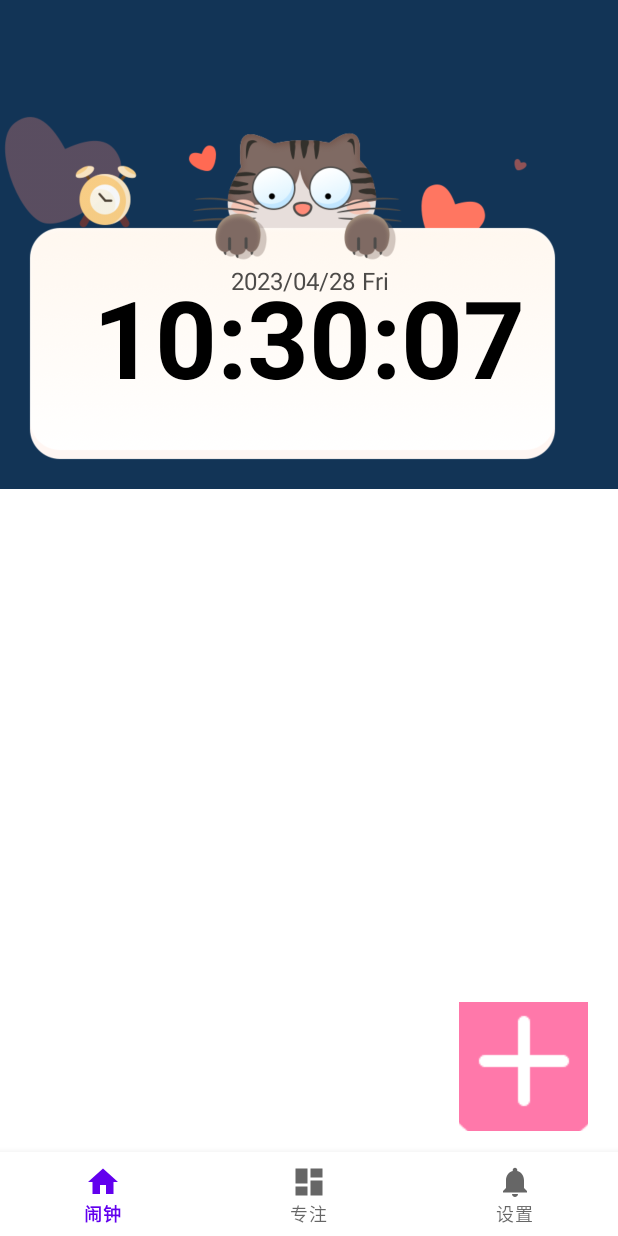
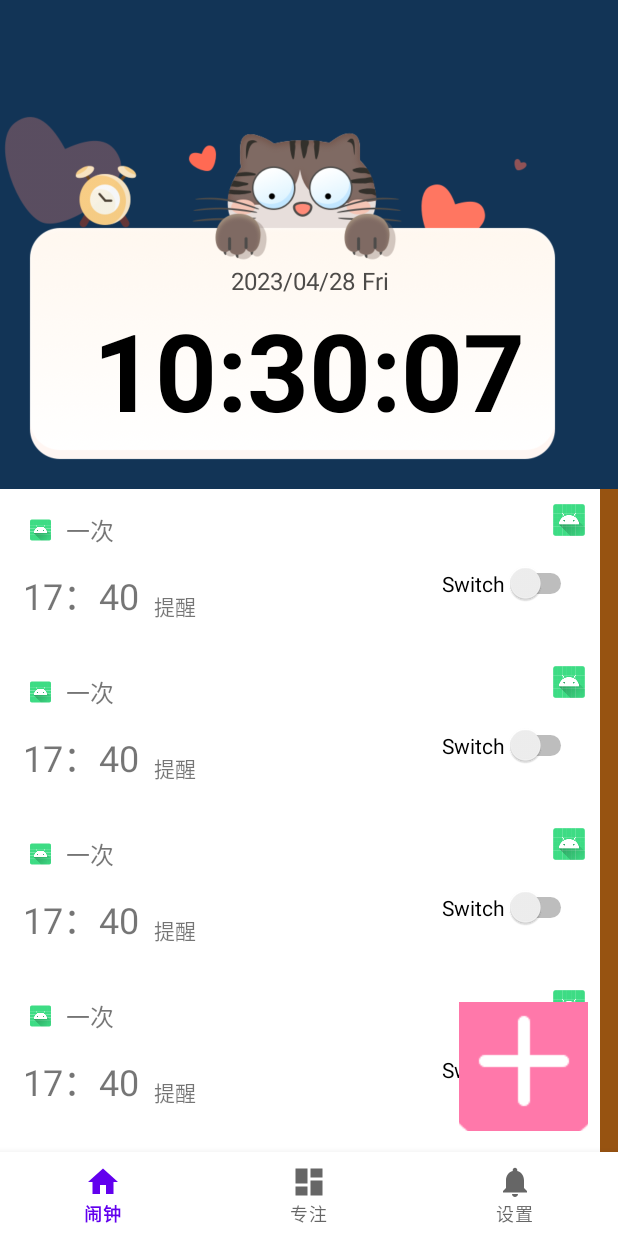
Before and after one commit to jasonguo0606/catAlarm, an Android app: the screen it shows after launch (MainActivity), on a phone screen of 412 x 824 dp. Run offline under Robolectric (Android 15) with nearby library versions, the phone set to English and light mode, and no system bars; our stand-ins replace navigation-ui.

Commit message:
更新首页样式

```diff
--- a/app/src/main/java/com/jason/catalarm/MainActivity.kt
+++ b/app/src/main/java/com/jason/catalarm/MainActivity.kt
@@ -1,6 +1,8 @@
 package com.jason.catalarm
 
+import android.graphics.Color
 import android.os.Bundle
+import android.view.View
 import android.view.Window
 import com.google.android.material.bottomnavigation.BottomNavigationView
 import androidx.appcompat.app.AppCompatActivity
@@ -17,6 +19,7 @@ class MainActivity : AppCompatActivity() {
     override fun onCreate(savedInstanceState: Bundle?) {
         super.onCreate(savedInstanceState)
 
+        window.statusBarColor = resources.getColor(R.color.home_header_bg)
         binding = ActivityMainBinding.inflate(layoutInflater)
         setContentView(binding.root)
 
--- /dev/null
+++ b/app/src/main/java/com/jason/catalarm/ui/ClockAdapter.kt
@@ -0,0 +1,26 @@
+package com.jason.catalarm.ui
+
+import android.view.ViewGroup
+import androidx.recyclerview.widget.RecyclerView
+
+class ClockAdapter : RecyclerView.Adapter<ClockAdapter.ClockViewHoler>() {
+
+    class ClockViewHoler(itemView : ClockItemView) : RecyclerView.ViewHolder(itemView) {
+        var flag = itemView.clockFlag
+        var time = itemView.clockTime
+    }
+
+    override fun onCreateViewHolder(parent: ViewGroup, viewType: Int): ClockViewHoler {
+        val itemView = ClockItemView(parent.context)
+        return ClockViewHoler(itemView)
+    }
+
+    override fun getItemCount(): Int {
+        return 5
+    }
+
+    override fun onBindViewHolder(holder: ClockViewHoler, position: Int) {
+        holder.flag.text = "一次"
+        holder.time.text = "17：40"
+    }
+}
--- /dev/null
+++ b/app/src/main/java/com/jason/catalarm/ui/ClockItemView.kt
@@ -0,0 +1,58 @@
+package com.jason.catalarm.ui
+
+import android.content.Context
+import android.graphics.Canvas
+import android.graphics.Color
+import android.graphics.Paint
+import android.graphics.drawable.Drawable
+import android.text.TextPaint
+import android.util.AttributeSet
+import android.view.LayoutInflater
+import android.view.View
+import android.widget.TextView
+import androidx.constraintlayout.widget.ConstraintLayout
+import com.jason.catalarm.R
+
+/**
+ * TODO: document your custom view class.
+ */
+class ClockItemView : ConstraintLayout {
+
+    private var mContext : Context? = null
+
+    public lateinit var clockFlag : TextView
+    public lateinit var clockTime : TextView
+
+    constructor(context: Context) : super(context) {
+        mContext = context
+        init(null, 0)
+    }
+
+    constructor(context: Context, attrs: AttributeSet) : super(context, attrs) {
+        mContext = context
+        init(attrs, 0)
+    }
+
+    constructor(context: Context, attrs: AttributeSet, defStyle: Int) : super(
+        context,
+        attrs,
+        defStyle
+    ) {
+        mContext = context
+        init(attrs, defStyle)
+    }
+
+    private fun init(attrs: AttributeSet?, defStyle: Int) {
+        // Load attributes
+        val a = context.obtainStyledAttributes(
+            attrs, R.styleable.ClockItemView, defStyle, 0
+        )
+        val inflater = inflate(mContext,R.layout.clock_item_view,this)
+        clockFlag = inflater.findViewById(R.id.tv_clock_flag)
+        clockTime = inflater.findViewById(R.id.tv_clock_time)
+
+        a.recycle()
+    }
+
+
+}
--- /dev/null
+++ b/app/src/main/java/com/jason/catalarm/ui/MyClock.kt
@@ -0,0 +1,4 @@
+package com.jason.catalarm.ui
+
+class MyClock {
+}
--- a/app/src/main/java/com/jason/catalarm/ui/SettingItem.kt
+++ b/app/src/main/java/com/jason/catalarm/ui/SettingItemView.kt
@@ -1,19 +1,16 @@
 package com.jason.catalarm.ui
 
 import android.content.Context
-import android.graphics.Color
 import android.util.AttributeSet
 import android.view.LayoutInflater
 import android.view.View
 import android.widget.ImageView
 import android.widget.Switch
 import android.widget.TextView
-import android.widget.Toast
 import androidx.constraintlayout.widget.ConstraintLayout
 import com.jason.catalarm.R
-import com.jason.catalarm.databinding.SettingItemBinding
 
-class SettingItem : ConstraintLayout {
+class SettingItemView : ConstraintLayout {
 
 //    private var binding : SettingItemBinding? = null
     private var mContext : Context? = null
--- a/app/src/main/java/com/jason/catalarm/ui/home/HomeFragment.kt
+++ b/app/src/main/java/com/jason/catalarm/ui/home/HomeFragment.kt
@@ -10,7 +10,11 @@ import android.widget.ImageButton
 import android.widget.TextView
 import androidx.fragment.app.Fragment
 import androidx.lifecycle.ViewModelProvider
+import androidx.recyclerview.widget.LinearLayoutManager
+import androidx.recyclerview.widget.RecyclerView
+import androidx.recyclerview.widget.RecyclerView.LayoutManager
 import com.jason.catalarm.databinding.FragmentHomeBinding
+import com.jason.catalarm.ui.ClockAdapter
 
 class HomeFragment : Fragment() {
 
@@ -37,6 +41,16 @@ class HomeFragment : Fragment() {
 //        homeViewModel.text.observe(viewLifecycleOwner) {
 //            textView.text = it
 //        }
+
+        //初始化recyclerview
+        val recyclerview : RecyclerView = binding.rvClockList
+        val linearLayout = LinearLayoutManager(activity)
+        linearLayout.orientation = LinearLayoutManager.VERTICAL
+        recyclerview.layoutManager = linearLayout
+        val adapter = ClockAdapter()
+        recyclerview.adapter = adapter
+
+        //初始化添加闹钟按钮
         val ibAddClock: ImageButton = binding.ibAddClock
         ibAddClock.setOnClickListener {
             val intent = Intent(activity, AddClockActivity::class.java)
--- /dev/null
+++ b/app/src/main/res/layout/clock_item_view.xml
@@ -0,0 +1,72 @@
+<?xml version="1.0" encoding="utf-8"?>
+<androidx.constraintlayout.widget.ConstraintLayout xmlns:android="http://schemas.android.com/apk/res/android"
+    xmlns:app="http://schemas.android.com/apk/res-auto"
+    xmlns:tools="http://schemas.android.com/tools"
+    android:layout_width="400dp"
+    android:layout_height="wrap_content"
+    android:background="@color/white">
+
+
+    <TextView
+        android:id="@+id/tv_clock_flag"
+        android:layout_width="wrap_content"
+        android:layout_height="wrap_content"
+        android:layout_marginStart="10dp"
+        android:text="一次性"
+        android:textSize="16sp"
+        app:layout_constraintBottom_toBottomOf="@+id/iv_clock_icon"
+        app:layout_constraintStart_toEndOf="@+id/iv_clock_icon"
+        app:layout_constraintTop_toTopOf="@+id/iv_clock_icon" />
+
+    <ImageView
+        android:id="@+id/iv_clock_icon"
+        android:layout_width="14dp"
+        android:layout_height="20dp"
+        android:layout_marginStart="20dp"
+        android:layout_marginTop="17dp"
+        app:layout_constraintStart_toStartOf="parent"
+        app:layout_constraintTop_toTopOf="parent"
+        app:srcCompat="@mipmap/ic_launcher" />
+
+    <TextView
+        android:id="@+id/tv_clock_time"
+        android:layout_width="wrap_content"
+        android:layout_height="wrap_content"
+        android:layout_marginStart="15dp"
+        android:layout_marginTop="15dp"
+        android:layout_marginBottom="19dp"
+        android:textSize="24sp"
+        android:text="16:42"
+        app:layout_constraintBottom_toBottomOf="parent"
+        app:layout_constraintStart_toStartOf="parent"
+        app:layout_constraintTop_toBottomOf="@+id/iv_clock_icon" />
+
+    <TextView
+        android:id="@+id/tv_clock_remind"
+        android:layout_width="wrap_content"
+        android:layout_height="wrap_content"
+        android:layout_marginStart="10dp"
+        android:text="提醒"
+        app:layout_constraintBottom_toBottomOf="@+id/tv_clock_time"
+        app:layout_constraintStart_toEndOf="@+id/tv_clock_time"/>
+
+    <ImageView
+        android:id="@+id/iv_clock_more"
+        android:layout_width="21dp"
+        android:layout_height="21dp"
+        android:layout_marginTop="10dp"
+        android:layout_marginEnd="10dp"
+        app:layout_constraintEnd_toEndOf="parent"
+        app:layout_constraintTop_toTopOf="parent"
+        app:srcCompat="@mipmap/ic_launcher" />
+
+    <Switch
+        android:id="@+id/swb_clock"
+        android:layout_width="wrap_content"
+        android:layout_height="wrap_content"
+        android:layout_marginTop="18dp"
+        android:layout_marginEnd="15dp"
+        android:text="Switch"
+        app:layout_constraintEnd_toEndOf="parent"
+        app:layout_constraintTop_toBottomOf="@+id/iv_clock_more" />
+</androidx.constraintlayout.widget.ConstraintLayout>
--- a/app/src/main/res/layout/fragment_focus.xml
+++ b/app/src/main/res/layout/fragment_focus.xml
@@ -19,4 +19,5 @@
         app:layout_constraintEnd_toEndOf="parent"
         app:layout_constraintStart_toStartOf="parent"
         app:layout_constraintTop_toTopOf="parent" />
+
 </androidx.constraintlayout.widget.ConstraintLayout>
--- a/app/src/main/res/layout/fragment_home.xml
+++ b/app/src/main/res/layout/fragment_home.xml
@@ -1,5 +1,5 @@
 <?xml version="1.0" encoding="utf-8"?>
-<androidx.constraintlayout.widget.ConstraintLayout xmlns:android="http://schemas.android.com/apk/res/android"
+<RelativeLayout xmlns:android="http://schemas.android.com/apk/res/android"
     xmlns:app="http://schemas.android.com/apk/res-auto"
     xmlns:tools="http://schemas.android.com/tools"
     android:layout_width="match_parent"
@@ -8,14 +8,14 @@
     tools:context=".ui.home.HomeFragment">
 
     <RelativeLayout
+        android:id="@+id/rl_home_header"
         android:layout_width="match_parent"
-        android:layout_height="wrap_content"
-        tools:ignore="MissingConstraints"
-        android:background="#123456">
+        android:layout_height="326dp"
+        android:background="@color/home_header_bg">
 
         <ImageView
             android:layout_width="match_parent"
-            android:layout_height="326dp"
+            android:layout_height="wrap_content"
             android:layout_alignParentTop="true"
             android:scaleType="fitStart"
             android:src="@drawable/home_header_bg" />
@@ -37,10 +37,8 @@
             android:id="@+id/tc_time"
             android:layout_width="match_parent"
             android:layout_height="wrap_content"
-            android:layout_alignTop="@id/tc_date"
-            android:layout_alignEnd="@+id/tc_date"
+            android:layout_below="@id/tc_date"
             android:layout_gravity="center_horizontal"
-            android:layout_marginEnd="0dp"
             android:format12Hour="hh:mm:ss"
             android:format24Hour="HH:mm:ss"
             android:gravity="center"
@@ -49,14 +47,21 @@
             android:textStyle="bold"></TextClock>
     </RelativeLayout>
 
+    <androidx.recyclerview.widget.RecyclerView
+        android:id="@+id/rv_clock_list"
+        android:layout_width="match_parent"
+        android:layout_height="match_parent"
+        android:layout_below="@id/rl_home_header"
+        android:background="#975311"/>
+
     <ImageButton
         android:id="@+id/ib_add_clock"
         android:layout_width="86dp"
         android:layout_height="86dp"
-        android:layout_marginEnd="20dp"
+        android:layout_marginRight="20dp"
         android:layout_marginBottom="14dp"
         android:src="@drawable/home_add_clock"
-        app:layout_constraintBottom_toBottomOf="parent"
-        app:layout_constraintEnd_toEndOf="parent" />
+        android:layout_alignParentBottom="true"
+        android:layout_alignParentRight="true" />
 
-</androidx.constraintlayout.widget.ConstraintLayout>
+</RelativeLayout>
--- a/app/src/main/res/values/attrs_my_view.xml
+++ b/app/src/main/res/values/attrs_clock_item_view.xml
@@ -1,5 +1,5 @@
 <resources>
-    <declare-styleable name="MyView">
+    <declare-styleable name="ClockItemView">
         <attr name="exampleString" format="string" />
         <attr name="exampleDimension" format="dimension" />
         <attr name="exampleColor" format="color" />
--- a/app/src/main/res/values/colors.xml
+++ b/app/src/main/res/values/colors.xml
@@ -11,4 +11,6 @@
     <color name="light_blue_600">#FF039BE5</color>
     <color name="gray_400">#FFBDBDBD</color>
     <color name="gray_600">#FF757575</color>
+
+    <color name="home_header_bg">#123456</color>
 </resources>
```
Also changed, not shown: app/src/main/java/com/jason/catalarm/ui/MyView.kt (deleted, +0 -157 lines), app/src/main/res/layout/fragment_settings.xml (+20 -20 lines), app/src/main/res/layout/sample_my_view.xml (deleted, +0 -16 lines).
